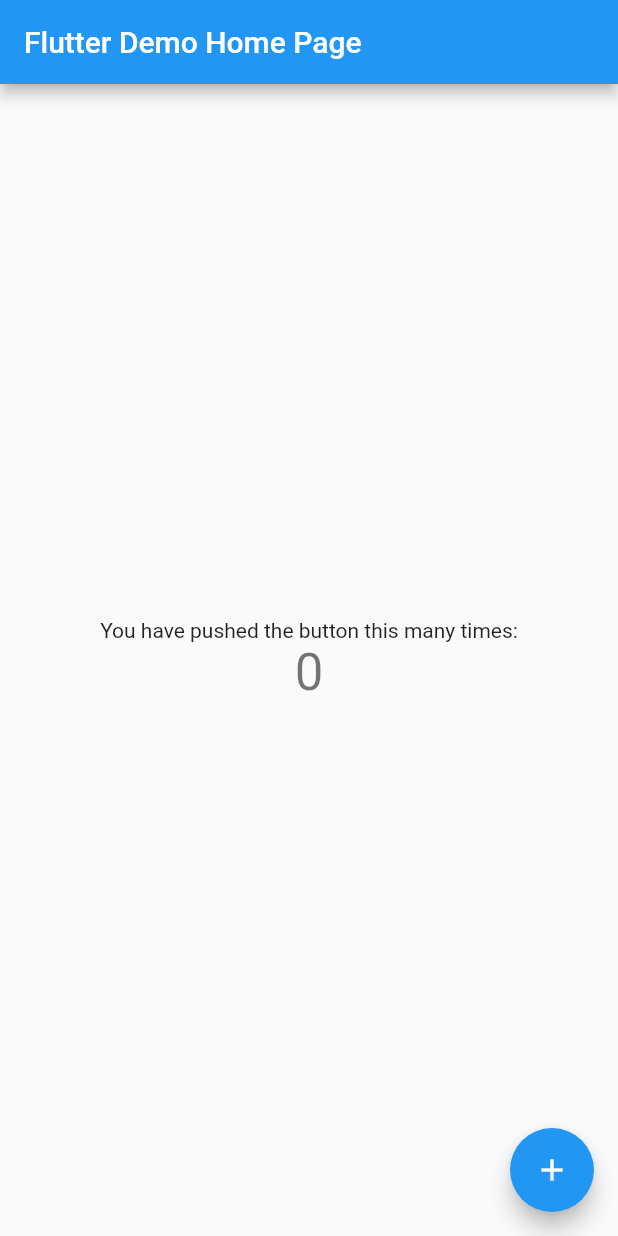
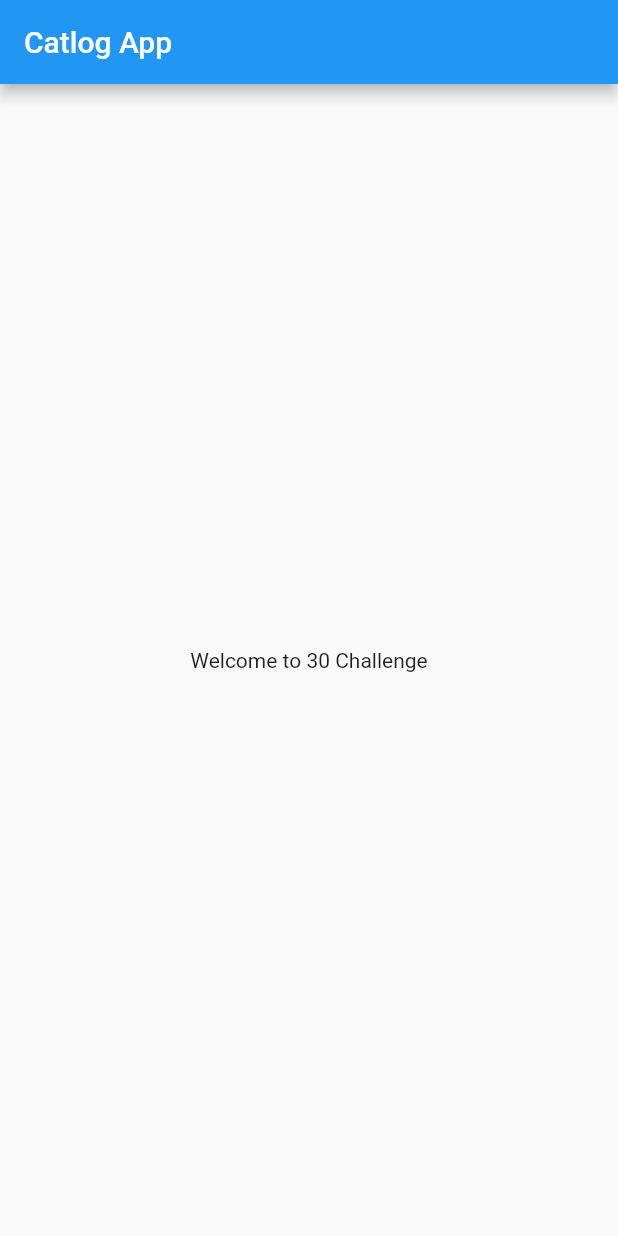
Before and after one commit to prasad-psp/30DaysOfFlutter, a Flutter app: the screen it shows after launch, on a phone screen of 412 x 824 dp. Run offline on Flutter 3.47's test engine with Material 2 defaults, Android fonts, the phone set to English and light mode, and no system bars.

Commit message:
day2 implementation

```diff
--- /dev/null
+++ b/lib/home_page.dart
@@ -0,0 +1,17 @@
+import 'package:flutter/material.dart';
+
+class HomePage extends StatelessWidget {
+  int days = 30;
+
+  @override
+  Widget build(BuildContext context) {
+    return Scaffold(
+      appBar: AppBar(
+        title: Text("Catlog App"),
+      ),
+      body: Center(
+        child: Text("Welcome to $days Challenge"),
+      ),
+    );
+  }
+}
--- a/lib/main.dart
+++ b/lib/main.dart
@@ -1,115 +1,11 @@
 import 'package:flutter/material.dart';
+import 'home_page.dart';
 
 void main() {
-  runApp(const MyApp());
+  runApp(
+    MaterialApp(
+      title: "Catlog App",
+      home: HomePage(),
+    )
+  );
 }
-
-class MyApp extends StatelessWidget {
-  const MyApp({Key? key}) : super(key: key);
-
-  // This widget is the root of your application.
-  @override
-  Widget build(BuildContext context) {
-    return MaterialApp(
-      title: 'Flutter Demo',
-      theme: ThemeData(
-        // This is the theme of your application.
-        //
-        // Try running your application with "flutter run". You'll see the
-        // application has a blue toolbar. Then, without quitting the app, try
-        // changing the primarySwatch below to Colors.green and then invoke
-        // "hot reload" (press "r" in the console where you ran "flutter run",
-        // or simply save your changes to "hot reload" in a Flutter IDE).
-        // Notice that the counter didn't reset back to zero; the application
-        // is not restarted.
-        primarySwatch: Colors.blue,
-      ),
-      home: const MyHomePage(title: 'Flutter Demo Home Page'),
-    );
-  }
-}
-
-class MyHomePage extends StatefulWidget {
-  const MyHomePage({Key? key, required this.title}) : super(key: key);
-
-  // This widget is the home page of your application. It is stateful, meaning
-  // that it has a State object (defined below) that contains fields that affect
-  // how it looks.
-
-  // This class is the configuration for the state. It holds the values (in this
-  // case the title) provided by the parent (in this case the App widget) and
-  // used by the build method of the State. Fields in a Widget subclass are
-  // always marked "final".
-
-  final String title;
-
-  @override
-  State<MyHomePage> createState() => _MyHomePageState();
-}
-
-class _MyHomePageState extends State<MyHomePage> {
-  int _counter = 0;
-
-  void _incrementCounter() {
-    setState(() {
-      // This call to setState tells the Flutter framework that something has
-      // changed in this State, which causes it to rerun the build method below
-      // so that the display can reflect the updated values. If we changed
-      // _counter without calling setState(), then the build method would not be
-      // called again, and so nothing would appear to happen.
-      _counter++;
-    });
-  }
-
-  @override
-  Widget build(BuildContext context) {
-    // This method is rerun every time setState is called, for instance as done
-    // by the _incrementCounter method above.
-    //
-    // The Flutter framework has been optimized to make rerunning build methods
-    // fast, so that you can just rebuild anything that needs updating rather
-    // than having to individually change instances of widgets.
-    return Scaffold(
-      appBar: AppBar(
-        // Here we take the value from the MyHomePage object that was created by
-        // the App.build method, and use it to set our appbar title.
-        title: Text(widget.title),
-      ),
-      body: Center(
-        // Center is a layout widget. It takes a single child and positions it
-        // in the middle of the parent.
-        child: Column(
-          // Column is also a layout widget. It takes a list of children and
-          // arranges them vertically. By default, it sizes itself to fit its
-          // children horizontally, and tries to be as tall as its parent.
-          //
-          // Invoke "debug painting" (press "p" in the console, choose the
-          // "Toggle Debug Paint" action from the Flutter Inspector in Android
-          // Studio, or the "Toggle Debug Paint" command in Visual Studio Code)
-          // to see the wireframe for each widget.
-          //
-          // Column has various properties to control how it sizes itself and
-          // how it positions its children. Here we use mainAxisAlignment to
-          // center the children vertically; the main axis here is the vertical
-          // axis because Columns are vertical (the cross axis would be
-          // horizontal).
-          mainAxisAlignment: MainAxisAlignment.center,
-          children: <Widget>[
-            const Text(
-              'You have pushed the button this many times:',
-            ),
-            Text(
-              '$_counter',
-              style: Theme.of(context).textTheme.headline4,
-            ),
-          ],
-        ),
-      ),
-      floatingActionButton: FloatingActionButton(
-        onPressed: _incrementCounter,
-        tooltip: 'Increment',
-        child: const Icon(Icons.add),
-      ), // This trailing comma makes auto-formatting nicer for build methods.
-    );
-  }
-}
```
